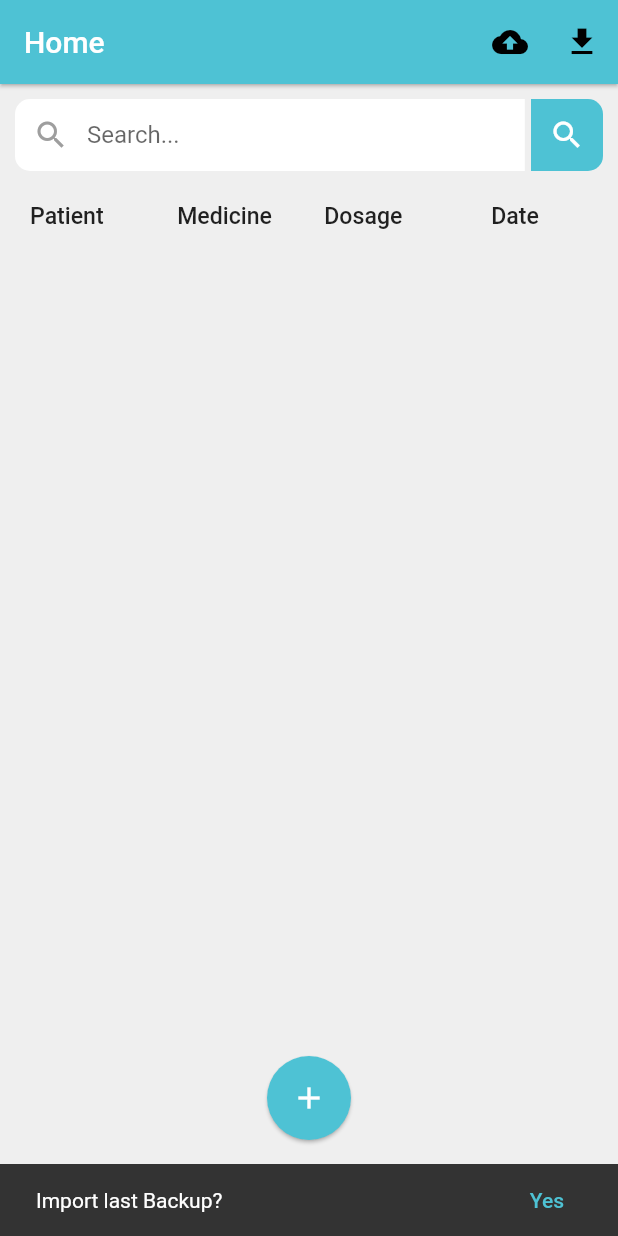
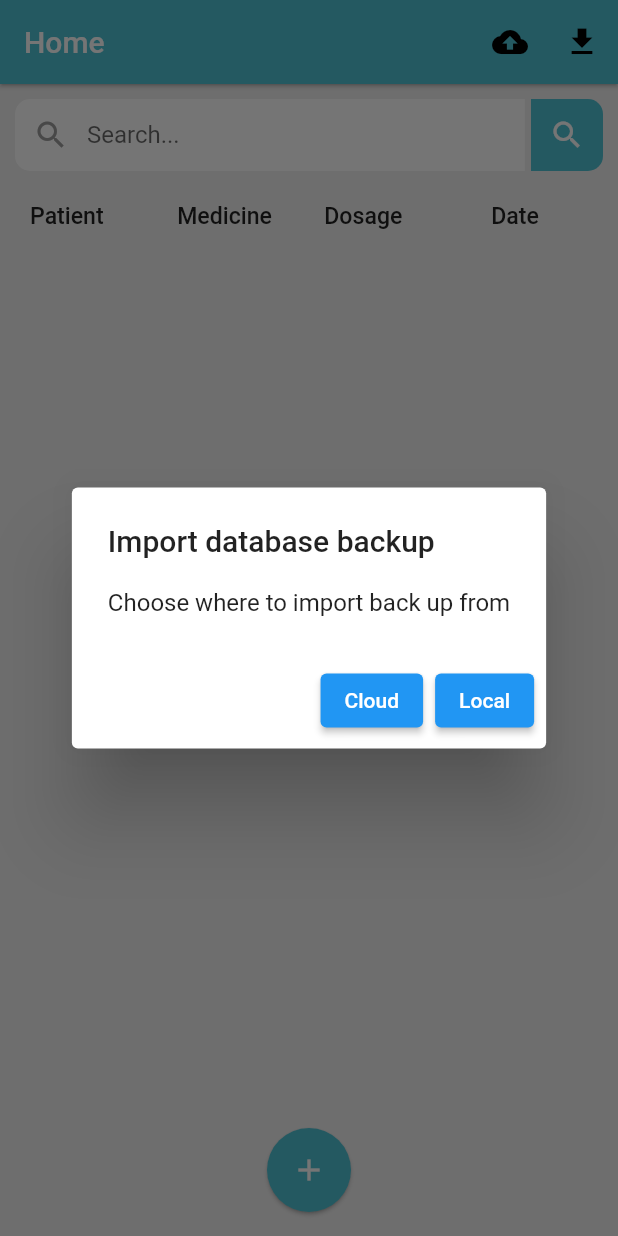
Before and after one commit to creepysta/patient_register, a Flutter app: the screen it shows after launch, after a tap on the "file download" icon, on a phone screen of 412 x 824 dp. Run offline on Flutter 3.47's test engine with Material 2 defaults, Android fonts, the phone set to English and light mode, and no system bars; our stand-ins replace file_picker, firebase_auth, firebase_core, firebase_storage, fluttertoast, shared_preferences and 1 more; missing offline and left inert: mongo_dart; accounts and stored records are empty.

Commit message:
download btn - removed extra pop

```diff
--- a/lib/home.dart
+++ b/lib/home.dart
@@ -167,15 +167,28 @@ class _HomeState extends State<Home> {
           ),
           IconButton(
             icon: Icon(Icons.file_download),
-            onPressed: () async {
-              await download(context);
-              // bool res = await DatabaseProvider.dp.import();
-              // if (res) {
-              //   showToast(msg: 'Database imported');
-              //   await download(context);
-              // } else {
-              //   showToast(msg: 'Import failed');
-              // }
+            onPressed: () {
+              confirmAlert(context,
+                  title: "Import database backup",
+                  content:
+                      "Choose where to import back up from",
+                  confirm: () async {
+                bool res = await DatabaseProvider.dp.import();
+                if (res) {
+                  showToast(msg: 'Database imported');
+                } else {
+                  showToast(msg: 'Import failed');
+                }
+                Navigator.pop(context);
+              }, cancel: () async {
+                bool res = await download(context);
+                if (res) {
+                  showToast(msg: 'Database imported');
+                } else {
+                  showToast(msg: 'Import failed');
+                }
+                Navigator.pop(context);
+              }, confirmString: "Local", cancelString: "Cloud");
             },
           ),
           Visibility(
@@ -436,31 +449,42 @@ class _HomeState extends State<Home> {
     );
   }
 
-  Future<void> download(BuildContext context) async {
+  Future<bool> download(BuildContext context) async {
     User user = globalVars.auth.currentUser;
     if (user == null) {
       globalVars.user = await Navigator.push(
           context, MaterialPageRoute(builder: (context) => AccountPage()));
       user = globalVars.auth.currentUser;
     }
-    File dbFile = File(
-        join((await getApplicationDocumentsDirectory()).path, "register.db"));
-    ScaffoldMessenger.of(context).showSnackBar(
-      SnackBar(
-        content: Text("Import last Backup?"),
-        action: SnackBarAction(
-          label: "Yes",
-          onPressed: () async {
-            await globalVars.storageRef
-                .child(globalVars.prefs.getString("lastBackup"))
-                .writeToFile(dbFile);
-            ScaffoldMessenger.of(context)
-              ..removeCurrentSnackBar()
-              ..showSnackBar(SnackBar(content: Text('File Downloaded')));
-          },
-        ),
-      ),
-    );
+    // File dbFile = File(
+    //     join((await getApplicationDocumentsDirectory()).path, "register.db"));
+    // ScaffoldMessenger.of(context).showSnackBar(
+    //   SnackBar(
+    //     content: Text("Import last Backup?"),
+    //     action: SnackBarAction(
+    //       label: "Yes",
+    //       onPressed: () async {
+    //         await globalVars.storageRef
+    //             .child(globalVars.prefs.getString("lastBackup"))
+    //             .writeToFile(dbFile);
+    //         ScaffoldMessenger.of(context)
+    //           ..removeCurrentSnackBar()
+    //           ..showSnackBar(SnackBar(content: Text('File Downloaded')));
+    //       },
+    //     ),
+    //   ),
+    // );
+    try {
+      File dbFile = File(
+          join((await getApplicationDocumentsDirectory()).path, "register.db"));
+      await globalVars.storageRef
+          .child(globalVars.prefs.getString("lastBackup"))
+          .writeToFile(dbFile);
+          return true;
+    } catch (e) {
+      debugPrint("Error occured when downloading file: $e");
+      return false;
+    }
   }
 
   Future<void> backUp(BuildContext context) async {
@@ -924,6 +948,8 @@ void showToast({@required String msg}) {
 void confirmAlert(BuildContext context,
     {String title = '',
     String content = '',
+    String cancelString = 'Cancel',
+    String confirmString = 'Confirm',
     Function cancel,
     Function confirm}) {
   showDialog(
@@ -934,11 +960,11 @@ void confirmAlert(BuildContext context,
           content: Text(content),
           actions: <Widget>[
             ElevatedButton(
-              child: Text('Cancel'),
+              child: Text(cancelString),
               onPressed: cancel,
             ),
             ElevatedButton(
-              child: Text('Confirm'),
+              child: Text(confirmString),
               onPressed: confirm,
             ),
           ],
@@ -1099,12 +1125,9 @@ class _AccountPageState extends State<AccountPage> {
           .signInWithEmailAndPassword(email: _email, password: _password);
       User user = userCredential.user;
       print(user.displayName);
-      Navigator.pop(context);
       ScaffoldMessenger.of(context)
           .showSnackBar(new SnackBar(content: Text("Successfully logged in")));
       Navigator.pop(context, userCredential.user);
-      // Navigator.push(
-      //     context, MaterialPageRoute(builder: (context) => Home(user: user)));
     }
   }
 }
```
